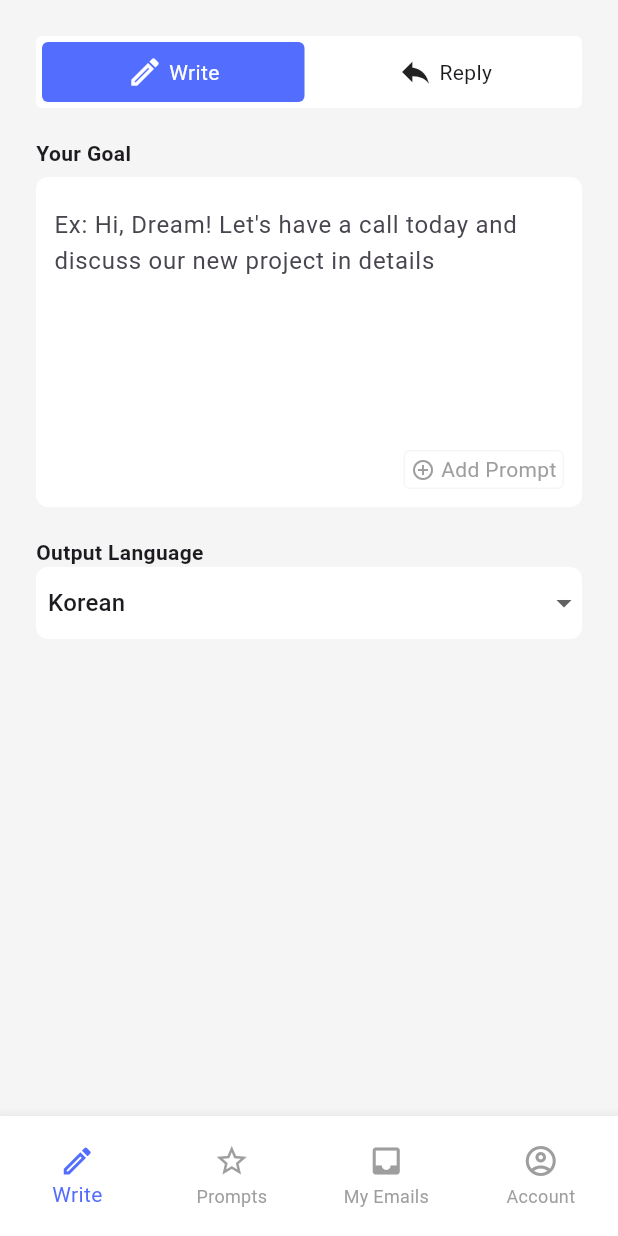
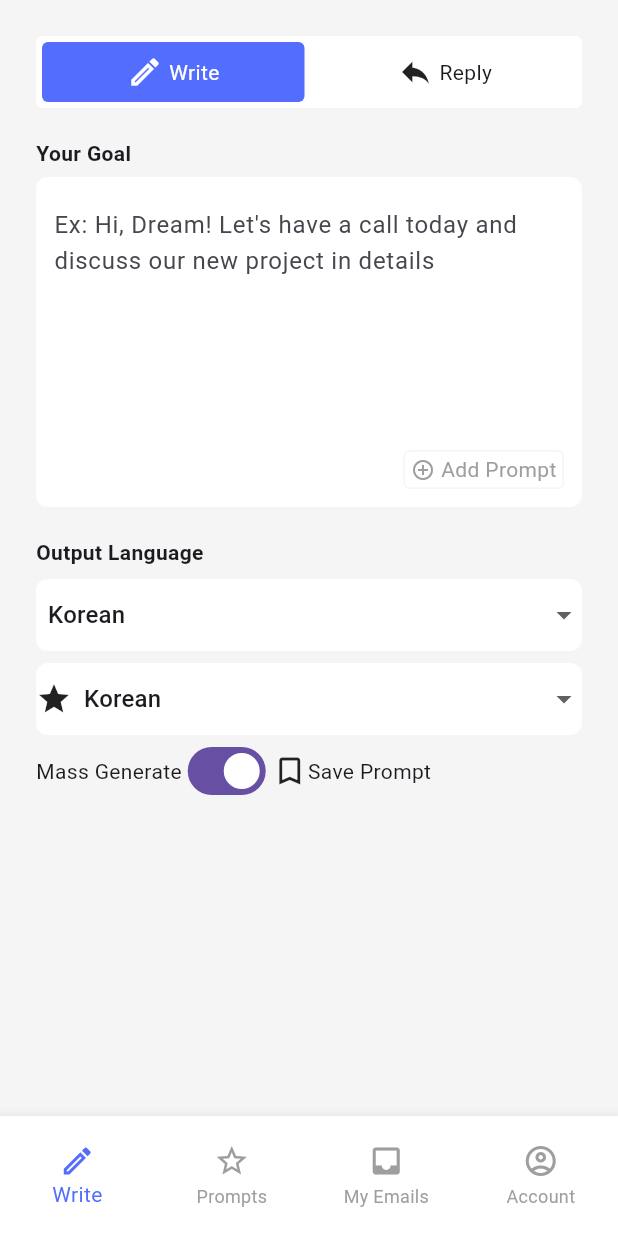
Before and after one commit to JAICHANGPARK/flutter_notebook_chapter_39, a Flutter app: the DraftBotHomePage screen opened directly, on a phone screen of 412 x 824 dp. Run offline on Flutter 3.47's test engine with Material 3 defaults, Android fonts, the phone set to English and light mode, and no system bars; our stand-ins replace gap.

Commit message:
Update draft_bot_home_page.dart

```diff
--- a/lib/ep1959_draft_bot_app/views/draft_bot_home_page.dart
+++ b/lib/ep1959_draft_bot_app/views/draft_bot_home_page.dart
@@ -139,6 +139,7 @@ class _DraftBotHomePageState extends State<DraftBotHomePage> {
                   fontWeight: FontWeight.bold,
                 ),
               ),
+              Gap(8),
               Container(
                 decoration: BoxDecoration(
                   color: Colors.white,
@@ -174,8 +175,66 @@ class _DraftBotHomePageState extends State<DraftBotHomePage> {
                       value: "Japanese",
                     )
                   ],
-                  onChanged: (Object? value) {},
+                  onChanged: (String? value) {},
                 ),
+              ),
+              Gap(8),
+              Container(
+                decoration: BoxDecoration(
+                  color: Colors.white,
+                  borderRadius: BorderRadius.circular(8),
+                ),
+                child: Row(
+                  children: [
+                    Icon(Icons.star),
+                    Expanded(
+                      child: DropdownButtonFormField<String>(
+                        dropdownColor: Colors.white,
+                        value: "Korean",
+                        padding: EdgeInsets.symmetric(
+                          horizontal: 8,
+                          vertical: 4,
+                        ),
+                        decoration: InputDecoration(
+                          border: InputBorder.none,
+                        ),
+                        items: [
+                          DropdownMenuItem(
+                            child: Text(
+                              "Korean",
+                            ),
+                            value: "Korean",
+                          ),
+                          DropdownMenuItem(
+                            child: Text(
+                              "English",
+                            ),
+                            value: "English",
+                          ),
+                          DropdownMenuItem(
+                            child: Text(
+                              "Japanese",
+                            ),
+                            value: "Japanese",
+                          )
+                        ],
+                        onChanged: (String? value) {},
+                      ),
+                    ),
+                  ],
+                ),
+              ),
+              Row(
+                children: [
+                  Text("Mass Generate"),
+                  Switch(value: true, onChanged: (value) {}),
+                  Icon(
+                    Icons.bookmark_border,
+                  ),
+                  Text(
+                    "Save Prompt",
+                  )
+                ],
               )
             ],
           ),
```
